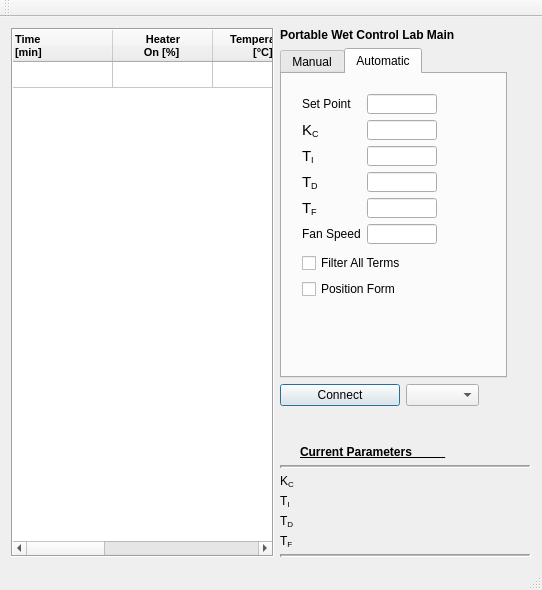
Old version of the form mainwindow.ui in the repository AnthonyA28/Qt-PWCL-main.
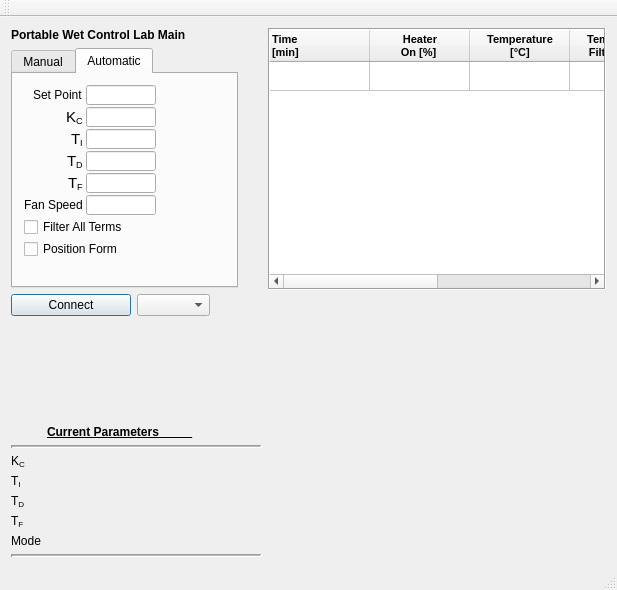
New version of the form. The open tabs and pages were chosen to show the change. Custom widgets are drawn as their Qt base class.

Commit message: added working graph, fixed showing % in data.csv, simplified  automatic mode determination, only shows current values in textedits if connection is 'valid'

What changed in the file:
```diff
--- a/mainwindow.ui
+++ b/mainwindow.ui
@@ -6,7 +6,7 @@
    <rect>
     <x>0</x>
     <y>0</y>
-    <width>542</width>
+    <width>617</width>
     <height>590</height>
    </rect>
   </property>
@@ -20,9 +20,9 @@
    <string>MainWindow</string>
   </property>
   <widget class="QWidget" name="centralWidget">
-   <layout class="QHBoxLayout" name="horizontalLayout_2">
-    <item>
-     <layout class="QHBoxLayout" name="horizontalLayout">
+   <layout class="QGridLayout" name="gridLayout">
+    <item row="0" column="1">
+     <layout class="QVBoxLayout" name="verticalLayout" stretch="1,1">
       <property name="sizeConstraint">
        <enum>QLayout::SetMaximumSize</enum>
       </property>
@@ -116,7 +116,7 @@
          <bool>false</bool>
         </attribute>
         <attribute name="verticalHeaderDefaultSectionSize">
-         <number>26</number>
+         <number>29</number>
         </attribute>
         <attribute name="verticalHeaderHighlightSections">
          <bool>false</bool>
@@ -275,9 +275,12 @@
         </item>
        </widget>
       </item>
-     </layout>
-    </item>
     <item>
+       <widget class="QCustomPlot" name="plot" native="true"/>
+      </item>
+     </layout>
+    </item>
+    <item row="0" column="0">
      <layout class="QVBoxLayout" name="verticalLayout_3">
       <property name="sizeConstraint">
        <enum>QLayout::SetFixedSize</enum>
@@ -331,24 +334,42 @@
         <property name="minimumSize">
          <size>
           <width>0</width>
-          <height>220</height>
+          <height>180</height>
          </size>
         </property>
         <property name="maximumSize">
          <size>
           <width>227</width>
-          <height>16777215</height>
+          <height>240</height>
          </size>
         </property>
+        <property name="tabPosition">
+         <enum>QTabWidget::North</enum>
+        </property>
+        <property name="tabShape">
+         <enum>QTabWidget::Rounded</enum>
+        </property>
         <property name="currentIndex">
          <number>0</number>
         </property>
+        <property name="iconSize">
+         <size>
+          <width>21</width>
+          <height>21</height>
+         </size>
+        </property>
+        <property name="elideMode">
+         <enum>Qt::ElideNone</enum>
+        </property>
         <widget class="QWidget" name="tabManual">
          <attribute name="title">
           <string>Manual</string>
          </attribute>
          <layout class="QFormLayout" name="formLayout">
-          <item row="0" column="0">
+          <property name="labelAlignment">
+           <set>Qt::AlignRight|Qt::AlignTrailing|Qt::AlignVCenter</set>
+          </property>
+          <item row="1" column="0">
            <widget class="QLabel" name="label_6">
             <property name="maximumSize">
              <size>
@@ -361,7 +382,7 @@
             </property>
            </widget>
           </item>
-          <item row="0" column="1">
+          <item row="1" column="1">
            <widget class="QLineEdit" name="percentOntTextBox">
             <property name="maximumSize">
              <size>
@@ -371,7 +392,7 @@
             </property>
            </widget>
           </item>
-          <item row="1" column="0">
+          <item row="2" column="0">
            <widget class="QLabel" name="label_7">
             <property name="maximumSize">
              <size>
@@ -384,7 +405,7 @@
             </property>
            </widget>
           </item>
-          <item row="1" column="1">
+          <item row="2" column="1">
            <widget class="QLineEdit" name="M_fanSpeedTextBox">
             <property name="maximumSize">
              <size>
@@ -394,6 +415,19 @@
             </property>
            </widget>
           </item>
+          <item row="0" column="0" colspan="2">
+           <spacer name="horizontalSpacer_2">
+            <property name="orientation">
+             <enum>Qt::Horizontal</enum>
+            </property>
+            <property name="sizeHint" stdset="0">
+             <size>
+              <width>40</width>
+              <height>20</height>
+             </size>
+            </property>
+           </spacer>
+          </item>
          </layout>
         </widget>
         <widget class="QWidget" name="tabAutomatic">
@@ -406,25 +440,34 @@
          <attribute name="title">
           <string>Automatic</string>
          </attribute>
-         <widget class="QWidget" name="verticalLayoutWidget">
-          <property name="geometry">
-           <rect>
-            <x>9</x>
-            <y>9</y>
-            <width>251</width>
-            <height>227</height>
-           </rect>
-          </property>
-          <property name="maximumSize">
-           <size>
-            <width>251</width>
-            <height>16777215</height>
-           </size>
-          </property>
-          <layout class="QVBoxLayout" name="verticalLayout_2">
-           <item>
             <layout class="QFormLayout" name="formLayout_2">
+          <property name="labelAlignment">
+           <set>Qt::AlignRight|Qt::AlignTrailing|Qt::AlignVCenter</set>
+          </property>
+          <property name="horizontalSpacing">
+           <number>3</number>
+          </property>
+          <property name="verticalSpacing">
+           <number>2</number>
+          </property>
              <item row="1" column="0">
+           <widget class="QLabel" name="label_9">
+            <property name="text">
+             <string>&lt;html&gt;&lt;head/&gt;&lt;body&gt;&lt;p&gt;&lt;span style=&quot; font-size:9pt;&quot;&gt;Set Point&lt;/span&gt;&lt;/p&gt;&lt;/body&gt;&lt;/html&gt;</string>
+            </property>
+           </widget>
+          </item>
+          <item row="1" column="1">
+           <widget class="QLineEdit" name="setPointTextBox">
+            <property name="maximumSize">
+             <size>
+              <width>70</width>
+              <height>20</height>
+             </size>
+            </property>
+           </widget>
+          </item>
+          <item row="2" column="0">
               <widget class="QLabel" name="label_4">
                <property name="maximumSize">
                 <size>
@@ -437,7 +480,7 @@
                </property>
               </widget>
              </item>
-             <item row="1" column="1">
+          <item row="2" column="1">
               <widget class="QLineEdit" name="kcTextBox">
                <property name="sizePolicy">
                 <sizepolicy hsizetype="Fixed" vsizetype="Fixed">
@@ -456,7 +499,7 @@
                </property>
               </widget>
              </item>
-             <item row="2" column="0">
+          <item row="3" column="0">
               <widget class="QLabel" name="label_3">
                <property name="maximumSize">
                 <size>
@@ -469,7 +512,7 @@
                </property>
               </widget>
              </item>
-             <item row="2" column="1">
+          <item row="3" column="1">
               <widget class="QLineEdit" name="tauiTextBox">
                <property name="sizePolicy">
                 <sizepolicy hsizetype="Fixed" vsizetype="Fixed">
@@ -488,7 +531,7 @@
                </property>
               </widget>
              </item>
-             <item row="3" column="0">
+          <item row="4" column="0">
               <widget class="QLabel" name="label">
                <property name="maximumSize">
                 <size>
@@ -512,7 +555,7 @@
                </property>
               </widget>
              </item>
-             <item row="3" column="1">
+          <item row="4" column="1">
               <widget class="QLineEdit" name="taudTextBox">
                <property name="sizePolicy">
                 <sizepolicy hsizetype="Fixed" vsizetype="Fixed">
@@ -531,7 +574,7 @@
                </property>
               </widget>
              </item>
-             <item row="4" column="0">
+          <item row="5" column="0">
               <widget class="QLabel" name="label_2">
                <property name="maximumSize">
                 <size>
@@ -544,7 +587,7 @@
                </property>
               </widget>
              </item>
-             <item row="4" column="1">
+          <item row="5" column="1">
               <widget class="QLineEdit" name="taufTextBox">
                <property name="sizePolicy">
                 <sizepolicy hsizetype="Fixed" vsizetype="Fixed">
@@ -563,7 +606,7 @@
                </property>
               </widget>
              </item>
-             <item row="5" column="0">
+          <item row="6" column="0">
               <widget class="QLabel" name="label_11">
                <property name="maximumSize">
                 <size>
@@ -576,7 +619,7 @@
                </property>
               </widget>
              </item>
-             <item row="5" column="1">
+          <item row="6" column="1">
               <widget class="QLineEdit" name="A_fanSpeedTextBox">
                <property name="maximumSize">
                 <size>
@@ -586,26 +629,7 @@
                </property>
               </widget>
              </item>
-             <item row="0" column="0">
-              <widget class="QLabel" name="label_9">
-               <property name="text">
-                <string>&lt;html&gt;&lt;head/&gt;&lt;body&gt;&lt;p&gt;&lt;span style=&quot; font-size:9pt;&quot;&gt;Set Point&lt;/span&gt;&lt;/p&gt;&lt;/body&gt;&lt;/html&gt;</string>
-               </property>
-              </widget>
-             </item>
-             <item row="0" column="1">
-              <widget class="QLineEdit" name="setPointTextBox">
-               <property name="maximumSize">
-                <size>
-                 <width>70</width>
-                 <height>20</height>
-                </size>
-               </property>
-              </widget>
-             </item>
-            </layout>
-           </item>
-           <item>
+          <item row="7" column="0" colspan="2">
             <widget class="QCheckBox" name="filterAllCheckBox">
              <property name="sizePolicy">
               <sizepolicy hsizetype="Fixed" vsizetype="Fixed">
@@ -629,7 +653,7 @@
              </property>
             </widget>
            </item>
-           <item>
+          <item row="8" column="0" colspan="2">
             <widget class="QCheckBox" name="posFormCheckBox">
              <property name="sizePolicy">
               <sizepolicy hsizetype="Fixed" vsizetype="Fixed">
@@ -656,10 +680,15 @@
           </layout>
          </widget>
         </widget>
-       </widget>
       </item>
       <item>
        <layout class="QFormLayout" name="formLayout_6">
+        <property name="horizontalSpacing">
+         <number>2</number>
+        </property>
+        <property name="verticalSpacing">
+         <number>3</number>
+        </property>
         <item row="0" column="0">
          <layout class="QFormLayout" name="formLayout_5">
           <item row="0" column="0">
@@ -701,7 +730,7 @@
           <item row="0" column="1">
            <widget class="QComboBox" name="portComboBox">
             <property name="sizePolicy">
-             <sizepolicy hsizetype="Fixed" vsizetype="Fixed">
+             <sizepolicy hsizetype="Preferred" vsizetype="Fixed">
               <horstretch>0</horstretch>
               <verstretch>0</verstretch>
              </sizepolicy>
@@ -714,7 +743,7 @@
             </property>
             <property name="maximumSize">
              <size>
-              <width>73</width>
+              <width>120</width>
               <height>27</height>
              </size>
             </property>
@@ -940,6 +969,13 @@
           </property>
          </widget>
         </item>
+        <item row="6" column="0">
+         <widget class="QLabel" name="label_13">
+          <property name="text">
+           <string>&lt;html&gt;&lt;head/&gt;&lt;body&gt;&lt;p&gt;&lt;span style=&quot; font-size:9pt;&quot;&gt;Mode&lt;/span&gt;&lt;/p&gt;&lt;/body&gt;&lt;/html&gt;</string>
+          </property>
+         </widget>
+        </item>
         <item row="7" column="0" colspan="2">
          <widget class="Line" name="line_2">
           <property name="sizePolicy">
@@ -974,6 +1010,13 @@
           </property>
          </widget>
         </item>
+        <item row="6" column="1">
+         <widget class="QLabel" name="modeTextLabel">
+          <property name="text">
+           <string/>
+          </property>
+         </widget>
+        </item>
        </layout>
       </item>
      </layout>
@@ -985,7 +1028,7 @@
     <rect>
      <x>0</x>
      <y>0</y>
-     <width>542</width>
+     <width>617</width>
      <height>26</height>
     </rect>
    </property>
@@ -1001,6 +1044,14 @@
   <widget class="QStatusBar" name="statusBar"/>
  </widget>
  <layoutdefault spacing="6" margin="11"/>
+ <customwidgets>
+  <customwidget>
+   <class>QCustomPlot</class>
+   <extends>QWidget</extends>
+   <header>qcustomplot.h</header>
+   <container>1</container>
+  </customwidget>
+ </customwidgets>
  <resources/>
  <connections/>
 </ui>
```
Lines whose indentation alone changed are shown as unchanged. The commit also changes 5 other files.
